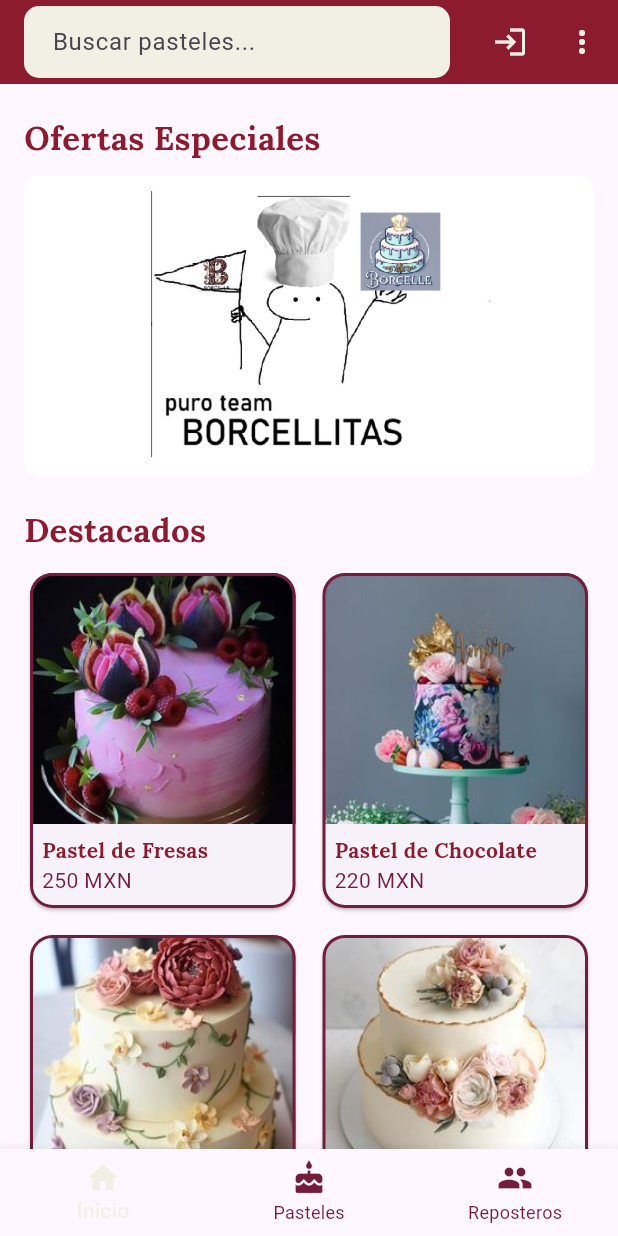
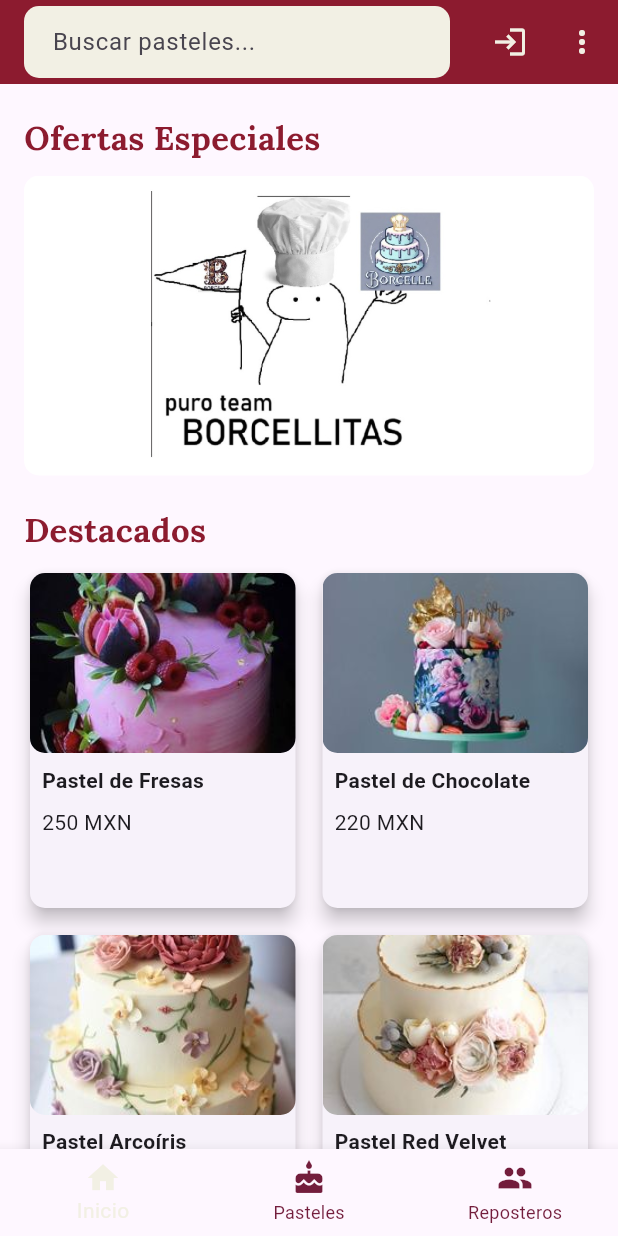
Before and after one commit to BitWizper/AppBorcelle, a Flutter app: the screen it shows after launch, on a phone screen of 412 x 824 dp. Run offline on Flutter 3.47's test engine with Material 3 defaults, Android fonts, the phone set to English and light mode, and no system bars; drawn by our look-alikes of carousel_slider; our stand-ins replace google_fonts, shared_preferences.

Commit message:
barra de buscador

```diff
--- a/lib/home.dart
+++ b/lib/home.dart
@@ -36,6 +36,41 @@ class HomeScreen extends StatefulWidget {
 class _HomeScreenState extends State<HomeScreen> {
   int _selectedIndex = 0;
   bool _isAuthenticated = false; // Variable de autenticación
+  final TextEditingController _searchController = TextEditingController(); // Controlador para el campo de búsqueda
+  final List<String> _pasteles = [
+    "Pastel de Fresas",
+    "Pastel de Chocolate",
+    "Pastel Arcoíris",
+    "Pastel Red Velvet",
+  ]; // Lista de ejemplo de pasteles
+  List<String> _searchResults = []; // Lista para almacenar los resultados de la búsqueda
+
+  @override
+  void initState() {
+    super.initState();
+    _searchResults = _pasteles; // Inicialmente muestra todos los pasteles
+    _searchController.addListener(_onSearchChanged); // Escucha los cambios en el campo de búsqueda
+  }
+
+  void _onSearchChanged() {
+  String query = _searchController.text.toLowerCase();
+  setState(() {
+    _searchResults = _pasteles
+        .where((pastel) => pastel.toLowerCase().contains(query))
+        .toList();
+
+    if (_searchResults.isEmpty && query.isNotEmpty) {
+      _searchResults = ["No encontrado"];
+    }
+  });
+}
+
+
+  @override
+  void dispose() {
+    _searchController.dispose(); // Libera el controlador al salir de la pantalla
+    super.dispose();
+  }
 
   void _onItemTapped(int index) {
     String route;
@@ -77,8 +112,9 @@ class _HomeScreenState extends State<HomeScreen> {
           children: [
             Expanded(
               child: TextField(
+                controller: _searchController, // Asocia el controlador con el campo de texto
                 decoration: InputDecoration(
-                  hintText: 'Buscar pasteles...',
+                  hintText: 'Buscar pasteles...', // Texto que aparece cuando no se ha ingresado nada
                   filled: true,
                   fillColor: Color(0xFFF2F0E4), // Beige claro
                   border: OutlineInputBorder(
@@ -144,6 +180,26 @@ class _HomeScreenState extends State<HomeScreen> {
             _buildOfertasEspeciales(),
             SizedBox(height: 20),
             _buildDestacados(),
+            SizedBox(height: 20),
+            // Aquí se muestra el resultado de búsqueda
+            ListView.builder(
+  itemCount: _searchResults.length,
+  shrinkWrap: true,
+  physics: NeverScrollableScrollPhysics(),
+  itemBuilder: (context, index) {
+    return ListTile(
+      title: Text(
+        _searchResults[index],
+        style: TextStyle(
+          color: _searchResults[index] == "No encontrado" ? Colors.red : Colors.black,
+          fontWeight: _searchResults[index] == "No encontrado" ? FontWeight.bold : FontWeight.normal,
+        ),
+        textAlign: _searchResults[index] == "No encontrado" ? TextAlign.center : TextAlign.start,
+      ),
+    );
+  },
+),
+
           ],
         ),
       ),
@@ -237,37 +293,24 @@ class _HomeScreenState extends State<HomeScreen> {
               ];
 
               return Card(
+                elevation: 5,
                 shape: RoundedRectangleBorder(
-                  borderRadius: BorderRadius.circular(15),
-                  side: BorderSide(color: Color(0xFF731D3C), width: 2), // Borgoña
+                  borderRadius: BorderRadius.circular(10),
                 ),
                 child: Column(
                   crossAxisAlignment: CrossAxisAlignment.start,
                   children: [
-                    Expanded(
-                      child: ClipRRect(
-                        borderRadius: BorderRadius.vertical(top: Radius.circular(15)),
-                        child: Image.asset(cakes[index]["image"]!, fit: BoxFit.cover, width: double.infinity),
-                      ),
+                    ClipRRect(
+                      borderRadius: BorderRadius.circular(10),
+                      child: Image.asset(cakes[index]["image"]!, fit: BoxFit.cover, height: 120, width: double.infinity),
                     ),
                     Padding(
-                      padding: EdgeInsets.all(8.0),
-                      child: Column(
-                        crossAxisAlignment: CrossAxisAlignment.start,
-                        children: [
-                          Text(
-                            cakes[index]["name"]!,
-                            style: GoogleFonts.lora(
-                              fontWeight: FontWeight.bold,
-                              color: Color(0xFF8C1B2F),
-                            ), // Fuente Lora
+                      padding: EdgeInsets.all(8),
+                      child: Text(cakes[index]["name"]!, style: TextStyle(fontWeight: FontWeight.bold)),
                     ),
-                          Text(
-                            cakes[index]["price"]!,
-                            style: TextStyle(color: Color(0xFF731D3C)), // Borgoña
-                          ),
-                        ],
-                      ),
+                    Padding(
+                      padding: EdgeInsets.symmetric(horizontal: 8),
+                      child: Text(cakes[index]["price"]!),
                     ),
                   ],
                 ),
@@ -282,20 +325,27 @@ class _HomeScreenState extends State<HomeScreen> {
   void _mostrarDialogoCerrarSesion(BuildContext context) {
     showDialog(
       context: context,
-      builder: (context) => AlertDialog(
-        title: Text('Cerrar Sesión', style: TextStyle(color: Color(0xFF8C1B2F))), // Vino oscuro
-        content: Text('¿Estás seguro que deseas cerrar sesión?', style: TextStyle(color: Color(0xFF731D3C))), // Borgoña
+      builder: (BuildContext context) {
+        return AlertDialog(
+          title: Text("Cerrar sesión"),
+          content: Text("¿Estás seguro de que deseas cerrar sesión?"),
           actions: [
-          TextButton(onPressed: () => Navigator.of(context).pop(), child: Text('Cancelar', style: TextStyle(color: Color(0xFF731D3C)))), // Borgoña
             TextButton(
               onPressed: () {
-              Navigator.of(context).pop();
-              Navigator.pushReplacementNamed(context, '/home');
+                Navigator.pop(context);
               },
-            child: Text('Aceptar', style: TextStyle(color: Color(0xFF8C1B2F))), // Vino oscuro
+              child: Text("Cancelar"),
+            ),
+            TextButton(
+              onPressed: () {
+                cerrarSesion();
+                Navigator.pop(context);
+              },
+              child: Text("Cerrar sesión"),
             ),
           ],
-      ),
+        );
+      },
     );
   }
 }
```
Also changed, not shown: 2 other files. Lines whose indentation alone changed are shown as unchanged.
